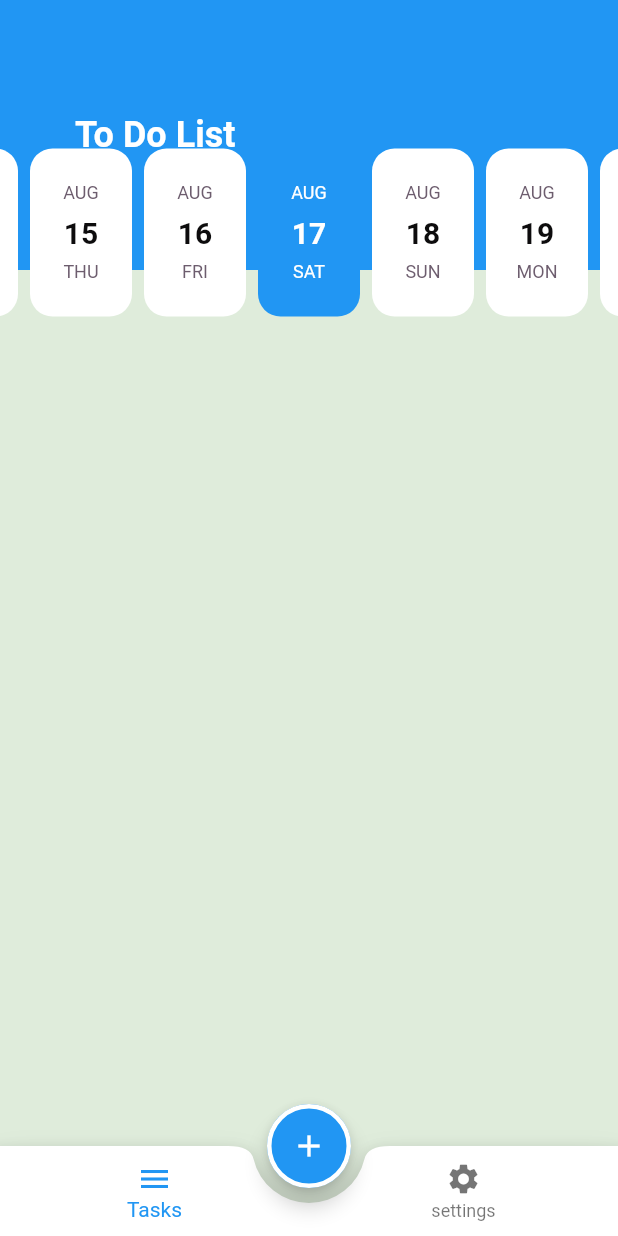
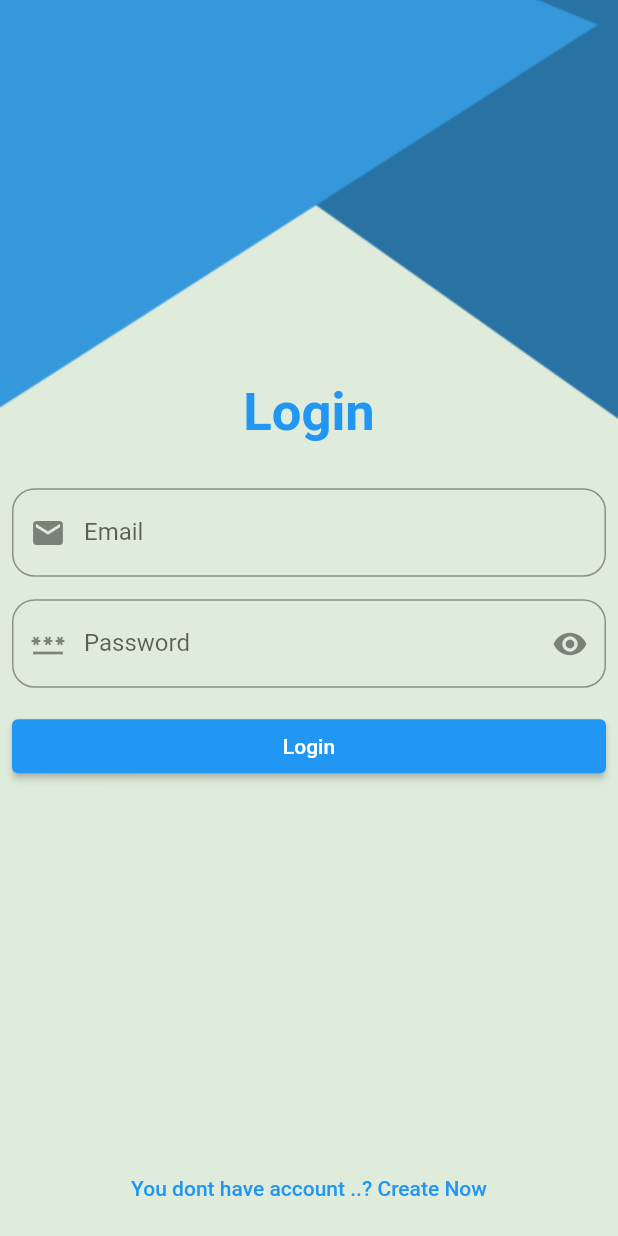
Before and after one commit to ahmedhosni-route/todo_4pm, a Flutter app: the screen it shows after launch, on a phone screen of 412 x 824 dp. Run offline on Flutter 3.47's test engine with Material 3 defaults, Android fonts, the phone set to English and light mode, and no system bars; drawn by our look-alikes of easy_date_timeline; our stand-ins replace cloud_firestore, firebase_auth, firebase_core, flutter_slidable; accounts and stored records are empty.

Commit message:
finished auth

```diff
--- a/lib/core/service/firebase_functions.dart
+++ b/lib/core/service/firebase_functions.dart
@@ -1,11 +1,12 @@
 import 'package:cloud_firestore/cloud_firestore.dart';
+import 'package:firebase_auth/firebase_auth.dart';
 import 'package:todo_4pm/core/models/task_model.dart';
 import 'package:todo_4pm/modules/layout/pages/task_screen.dart';
 
 class FireBaseFunctions {
   static FirebaseFirestore firestore = FirebaseFirestore.instance;
 
-  static Future<CollectionReference<TaskModel?>> mainFireStore() async {
+  static CollectionReference<TaskModel?> mainFireStore() {
     return firestore.collection("Tasks").withConverter(
       fromFirestore: (snapshot, options) {
         return TaskModel.fromJson(snapshot.data()!);
@@ -17,20 +18,64 @@ class FireBaseFunctions {
   }
 
   static addTask(TaskModel task) async {
-    var ref = await mainFireStore();
+    var ref = mainFireStore();
     var docRef = ref.doc();
     task.id = docRef.id;
     await docRef.set(task);
   }
 
-  static Future<QuerySnapshot<TaskModel?>> getTask() async {
-    var ref = await mainFireStore();
-    var data = await ref.get();
+  static Stream<QuerySnapshot<TaskModel?>> getTask(int time) {
+    var ref = mainFireStore();
+    var data = ref.where("date", isEqualTo: time).snapshots();
+    // var finalData =  data.docs.firstWhere((element) => element.data()!.time == time);
     return data;
   }
 
   static deleteTask(String id) async {
-    var ref = await mainFireStore();
+    var ref = mainFireStore();
     ref.doc(id).delete();
   }
+
+  static setDone(TaskModel model) async {
+    var ref = mainFireStore();
+    model.isDone = !model.isDone;
+    await ref.doc(model.id).update(model.toJson());
+  }
+
+  static createAccount(String email, String password) async {
+    try {
+      final credential =
+          await FirebaseAuth.instance.createUserWithEmailAndPassword(
+        email: email,
+        password: password,
+      );
+      credential.user!.sendEmailVerification();
+    } on FirebaseAuthException catch (e) {
+      if (e.code == 'weak-password') {
+        print('The password provided is too weak.');
+      } else if (e.code == 'email-already-in-use') {
+        print('The account already exists for that email.');
+      }
+    } catch (e) {
+      print(e);
+    }
+  }
+  static login(String email, String password) async {
+    try {
+      final credential =
+          await FirebaseAuth.instance.signInWithEmailAndPassword(
+        email: email,
+        password: password,
+      );
+      credential.user!.sendEmailVerification();
+    } on FirebaseAuthException catch (e) {
+      if (e.code == 'weak-password') {
+        print('The password provided is too weak.');
+      } else if (e.code == 'email-already-in-use') {
+        print('The account already exists for that email.');
+      }
+    } catch (e) {
+      print(e);
+    }
+  }
 }
--- a/lib/main.dart
+++ b/lib/main.dart
@@ -2,6 +2,8 @@ import 'package:cloud_firestore/cloud_firestore.dart';
 import 'package:firebase_core/firebase_core.dart';
 import 'package:flutter/material.dart';
 import 'package:todo_4pm/core/theme/app_theme.dart';
+import 'package:todo_4pm/modules/auth/pages/create_account_screen.dart';
+import 'package:todo_4pm/modules/auth/pages/login_screen.dart';
 import 'package:todo_4pm/modules/layout/layout.dart';
 import 'package:todo_4pm/modules/splash/splash_screen.dart';
 
@@ -12,8 +14,7 @@ void main() async {
   await Firebase.initializeApp(
     options: DefaultFirebaseOptions.currentPlatform,
   );
-  FirebaseFirestore.instance.disableNetwork();
-
+  // FirebaseFirestore.instance.disableNetwork();
 
   runApp(const MyApp());
 }
@@ -30,6 +31,8 @@ class MyApp extends StatelessWidget {
       routes: {
         SplashScreen.routeName: (_) => SplashScreen(),
         LayoutScreen.routeName: (_) => LayoutScreen(),
+        CreateAccountScreen.routeName: (_) => CreateAccountScreen(),
+        LoginScreen.routeName: (_) => LoginScreen(),
       },
       initialRoute: SplashScreen.routeName,
     );
--- /dev/null
+++ b/lib/modules/auth/manager/auth_provider.dart
@@ -0,0 +1,20 @@
+import 'package:flutter/material.dart';
+import 'package:todo_4pm/core/service/firebase_functions.dart';
+
+class AuthProvider extends ChangeNotifier{
+  TextEditingController nameController = TextEditingController();
+  TextEditingController phoneController = TextEditingController();
+  TextEditingController emailController = TextEditingController();
+  TextEditingController passwordController = TextEditingController();
+
+  bool isSecure = true;
+  changeSecure(){
+    isSecure = !isSecure;
+    notifyListeners();
+  }
+  createAccount(){
+    FireBaseFunctions.createAccount(emailController.text, passwordController.text);
+  } login(){
+    FireBaseFunctions.login(emailController.text, passwordController.text);
+  }
+}
--- /dev/null
+++ b/lib/modules/auth/pages/login_screen.dart
@@ -0,0 +1,110 @@
+import 'package:flutter/material.dart';
+import 'package:provider/provider.dart';
+import 'package:todo_4pm/modules/auth/manager/auth_provider.dart';
+import 'package:todo_4pm/modules/auth/pages/create_account_screen.dart';
+
+class LoginScreen extends StatelessWidget {
+  static const String routeName = "loginScreen";
+
+  const LoginScreen({super.key});
+
+  @override
+  Widget build(BuildContext context) {
+    var theme = Theme.of(context);
+    return ChangeNotifierProvider(
+      create: (context) => AuthProvider(),
+      child: Container(
+          width: double.infinity,
+          // height: double.infinity,
+          decoration: BoxDecoration(
+              color: theme.scaffoldBackgroundColor,
+              image: const DecorationImage(
+                  image: AssetImage("assets/images/background.png"),
+                  fit: BoxFit.cover)),
+          child: Consumer<AuthProvider>(
+            builder: (context, provider, child) {
+              return Scaffold(
+                resizeToAvoidBottomInset: false,
+                backgroundColor: Colors.transparent,
+                body: Padding(
+                  padding: const EdgeInsets.all(8.0),
+                  child: Column(
+                    mainAxisAlignment: MainAxisAlignment.center,
+                    crossAxisAlignment: CrossAxisAlignment.center,
+                    children: [
+                      const Spacer(),
+                      const Text(
+                        "Login",
+                        style: TextStyle(
+                            fontSize: 35,
+                            fontWeight: FontWeight.bold,
+                            color: Colors.blue),
+                      ),
+                      const SizedBox(
+                        height: 30,
+                      ),
+                      TextFormField(
+                        controller: provider.emailController,
+                        decoration: InputDecoration(
+                            hintText: "Email",
+                            labelText: "Email",
+                            prefixIcon: const Icon(Icons.email),
+                            border: OutlineInputBorder(
+                              borderRadius: BorderRadius.circular(15),
+                              borderSide: const BorderSide(color: Colors.blue),
+                            )),
+                      ),
+                      const SizedBox(
+                        height: 15,
+                      ),
+                      TextFormField(
+                        controller: provider.passwordController,
+                        obscureText: provider.isSecure,
+                        decoration: InputDecoration(
+                            prefixIcon: const Icon(Icons.password),
+                            hintText: "Password",
+                            labelText: "Password",
+                            suffixIcon: IconButton(
+                                onPressed: () {
+                                  provider.changeSecure();
+                                },
+                                icon: Icon(provider.isSecure
+                                    ? Icons.visibility
+                                    : Icons.visibility_off)),
+                            border: OutlineInputBorder(
+                              borderRadius: BorderRadius.circular(15),
+                              borderSide: const BorderSide(color: Colors.blue),
+                            )),
+                      ),
+                      const SizedBox(
+                        height: 15,
+                      ),
+                      Row(
+                        children: [
+                          Expanded(
+                            child: ElevatedButton(
+                                style: ElevatedButton.styleFrom(),
+                                onPressed: () {
+                                  provider.login();
+                                },
+                                child: const Text("Login")),
+                          ),
+                        ],
+                      ),
+                      const Spacer(),
+                      TextButton(
+                          onPressed: () {
+                            Navigator.pushReplacementNamed(
+                                context, CreateAccountScreen.routeName);
+                          },
+                          child: const Text(
+                              "You dont have account ..? Create Now"))
+                    ],
+                  ),
+                ),
+              );
+            },
+          )),
+    );
+  }
+}
--- a/lib/modules/layout/pages/task_screen.dart
+++ b/lib/modules/layout/pages/task_screen.dart
@@ -82,21 +82,22 @@ class TaskScreen extends StatelessWidget {
 
                   showTimelineHeader: false,
 
-                  onDateChange: provider.setTime,
+                  onDateChange: provider.setDate,
                 ),
               ],
             ),
             const SizedBox(
               height: 60,
             ),
-            FutureBuilder(
-              future: provider.getTask(),
+            StreamBuilder(
+              stream: provider.getTask(),
               builder: (context, snapshot) {
                 if (snapshot.connectionState == ConnectionState.waiting) {
                   return const Center(
                     child: CircularProgressIndicator(),
                   );
                 } else if (snapshot.hasError) {
+                  print(snapshot.error);
                   return const Center(
                     child: Text("has Error"),
                   );
--- a/lib/modules/splash/splash_screen.dart
+++ b/lib/modules/splash/splash_screen.dart
@@ -1,4 +1,5 @@
 import 'package:flutter/material.dart';
+import 'package:todo_4pm/modules/auth/pages/login_screen.dart';
 import 'package:todo_4pm/modules/layout/layout.dart';
 
 class SplashScreen extends StatefulWidget {
@@ -15,7 +16,7 @@ class _SplashScreenState extends State<SplashScreen> {
   void initState() {
     Future.delayed(const Duration(seconds: 5), () {
       Navigator.pushNamedAndRemoveUntil(
-          context, LayoutScreen.routeName, (route) => false);
+          context, LoginScreen.routeName, (route) => false);
     });
     super.initState();
   }
--- a/pubspec.yaml
+++ b/pubspec.yaml
@@ -43,6 +43,7 @@ dependencies:
   flutter_slidable: ^3.1.1
   firebase_core: any
   cloud_firestore: any
+  firebase_auth: ^4.16.0
 
 
 dev_dependencies:
```
Also changed, not shown: lib/core/models/task_model.dart (+7 -3 lines), lib/modules/auth/pages/create_account_screen.dart (added, +139 -0 lines), lib/modules/layout/manager/main_provider.dart (+18 -7 lines), lib/modules/layout/widgets/add_task_widget.dart (+23 -5 lines), lib/modules/layout/widgets/task_widget.dart (+29 -11 lines), assets/images/background.png (added), pubspec.lock, 3 other files.
